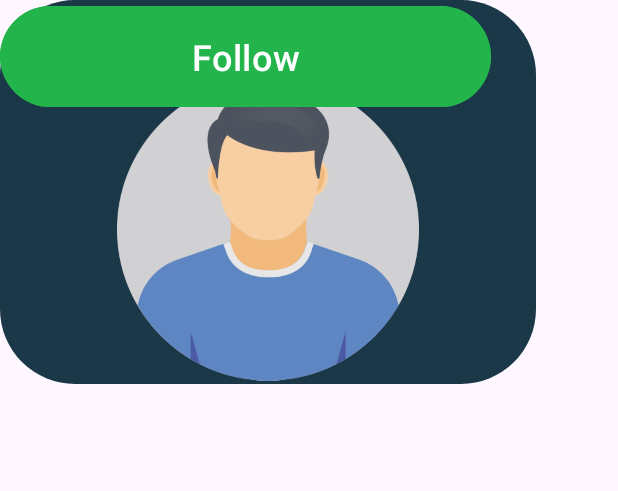
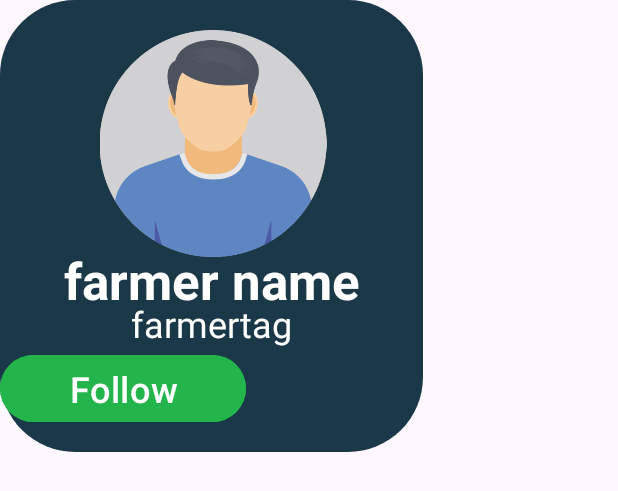
Before and after one commit to satyamsahu1403/farmersapplication, an Android app: the layout bestsellers.xml on its own in the app's theme, with its tools: preview values and no code run, on a phone screen of 412 x 824 dp. Shown: the top 491 px of the screen. Run offline under Robolectric (Android 15) with nearby library versions, the phone set to English and light mode, and no system bars.

Commit message:
New update

```diff
--- a/app/src/main/res/layout/bestsellers.xml
+++ b/app/src/main/res/layout/bestsellers.xml
@@ -9,46 +9,58 @@
 
     <ImageView
         android:id="@+id/imageView4"
-        android:layout_width="201dp"
-        android:layout_height="206dp"
-        android:layout_marginTop="50dp"
+        android:layout_width="165dp"
+        android:layout_height="151dp"
+        android:layout_marginStart="57dp"
+        android:layout_marginTop="20dp"
+        android:layout_marginEnd="56dp"
+        android:layout_marginBottom="130dp"
+        app:layout_constraintBottom_toBottomOf="parent"
         app:layout_constraintEnd_toEndOf="parent"
-        app:layout_constraintHorizontal_bias="0.5"
         app:layout_constraintStart_toStartOf="parent"
         app:layout_constraintTop_toTopOf="parent"
         app:srcCompat="@drawable/man" />
 
     <TextView
         android:id="@+id/textView12"
-        android:layout_width="357dp"
-        android:layout_height="85dp"
+        android:layout_width="257dp"
+        android:layout_height="37dp"
+        android:layout_marginBottom="100dp"
         android:text="farmer name"
         android:textAlignment="center"
+        android:layout_marginStart="10dp"
+        android:layout_marginEnd="10dp"
         android:textColor="#FFFFFF"
         android:textSize="34sp"
         android:textStyle="bold"
-        tools:layout_editor_absoluteX="12dp"
-        tools:layout_editor_absoluteY="280dp" />
+        app:layout_constraintBottom_toBottomOf="parent"
+        app:layout_constraintEnd_toStartOf="@+id/textView16"
+        app:layout_constraintHorizontal_bias="0.5"
+        app:layout_constraintStart_toEndOf="@+id/textView16" />
 
     <TextView
         android:id="@+id/textView16"
-        android:layout_width="357dp"
-        android:layout_height="72dp"
+        android:layout_width="262dp"
+        android:layout_height="62dp"
+        android:layout_marginStart="10dp"
+        android:layout_marginEnd="10dp"
+        android:layout_marginBottom="40dp"
         android:text="farmertag"
         android:textAlignment="center"
         android:textColor="#FFFFFF"
-        android:textSize="34sp"
-        tools:layout_editor_absoluteX="12dp"
-        tools:layout_editor_absoluteY="365dp" />
+        android:textSize="24sp"
+        app:layout_constraintBottom_toBottomOf="parent"
+        app:layout_constraintEnd_toEndOf="parent"
+        app:layout_constraintStart_toStartOf="parent" />
 
     <Button
         android:id="@+id/button5"
-        android:layout_width="327dp"
-        android:layout_height="75dp"
+        android:layout_width="164dp"
+        android:layout_height="0dp"
+        android:layout_marginBottom="16dp"
         android:backgroundTint="#23B54C"
         android:text="Follow"
         android:textSize="24sp"
-        tools:layout_editor_absoluteX="21dp"
-        tools:layout_editor_absoluteY="416dp"
-        android:layout_marginBottom="50dp"/>
+        app:layout_constraintBottom_toBottomOf="parent"
+        tools:layout_editor_absoluteX="60dp" />
 </androidx.constraintlayout.widget.ConstraintLayout>
--- a/settings.gradle.kts
+++ b/settings.gradle.kts
@@ -16,7 +16,6 @@ dependencyResolutionManagement {
     repositories {
         google()
         mavenCentral()
-        maven {url;"https://jitpack.io"}
     }
 }
 
```
